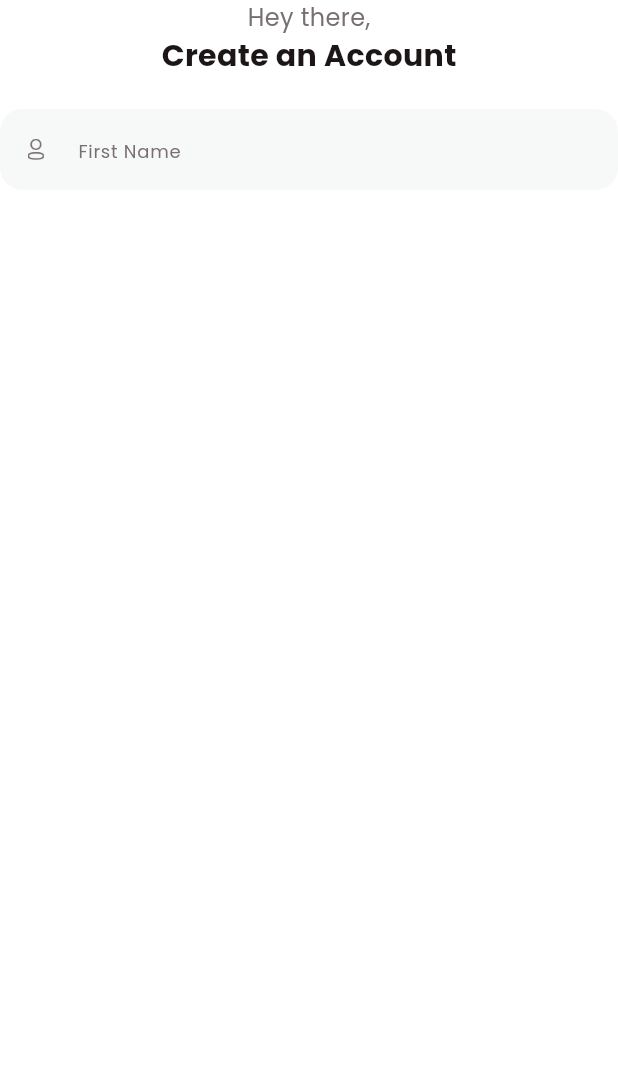
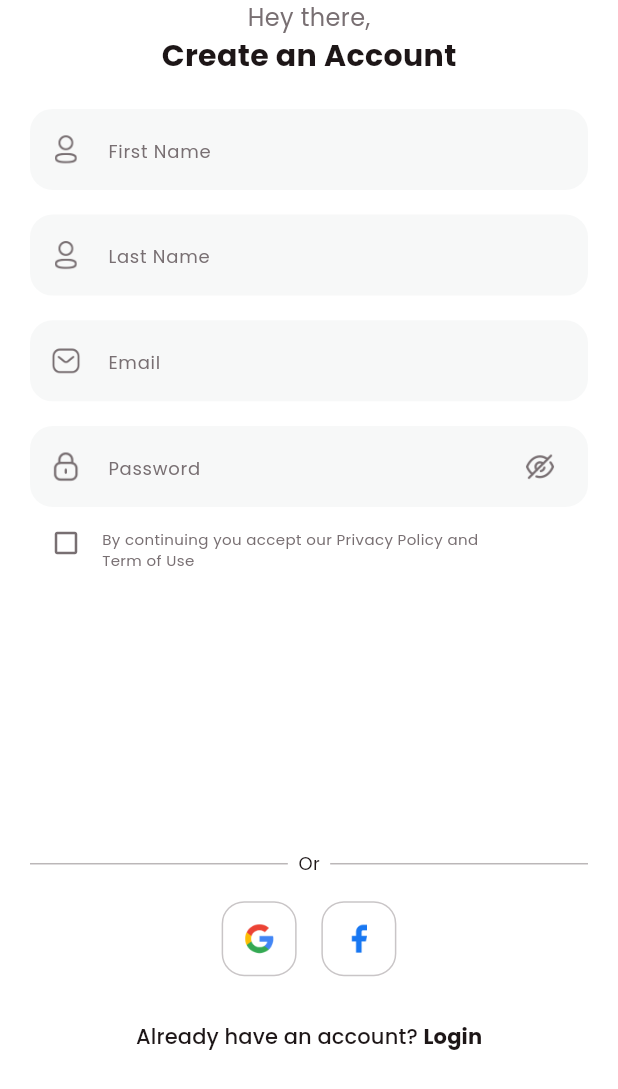
Before and after one commit to Aplikasi-Fitness/Proyek_3, a Flutter app: the screen it shows after launch, on a phone screen of 412 x 824 dp. Shown: the top 1089 px of the screen. Run offline on Flutter 3.47's test engine with Material 3 defaults, Android fonts, the phone set to English and light mode, and no system bars.

Commit message:
login page

```diff
--- a/fitness/lib/common_widget/round_textfield.dart
+++ b/fitness/lib/common_widget/round_textfield.dart
@@ -1,32 +1,49 @@
 import 'package:fitness/common/colo_extension.dart';
 import 'package:flutter/material.dart';
 
-class RoundTextfield extends StatelessWidget {
+class RoundTextField extends StatelessWidget {
   final TextEditingController? controller;
+  final TextInputType? keyboardType;
   final String hitText;
   final String icon;
-  const RoundTextfield({super.key, required this.hitText, required this.icon, this.controller});
+  final Widget? rigtIcon;
+  final bool obscureText;
+  final EdgeInsets? margin;
+  const RoundTextField(
+      {super.key,
+      required this.hitText,
+      required this.icon,
+      this.controller,
+      this.margin,
+      this.keyboardType,
+      this.obscureText = false,
+      this.rigtIcon});
 
   @override
   Widget build(BuildContext context) {
     return Container(
+      margin: margin,
       decoration: BoxDecoration(
-                    color: TColor.LightGray,
-                    borderRadius: BorderRadius.circular(15)),
+          color: TColor.LightGray, borderRadius: BorderRadius.circular(15)),
       child: TextField(
+        controller: controller,
+        keyboardType: keyboardType,
+        obscureText: obscureText,
         decoration: InputDecoration(
-                      contentPadding: const EdgeInsets.symmetric(
-                          vertical: 15, horizontal: 15),
+            contentPadding:
+                const EdgeInsets.symmetric(vertical: 15, horizontal: 15),
             enabledBorder: InputBorder.none,
             focusedBorder: InputBorder.none,
-                      hintText: "First Name",
+            hintText: hitText,
+            suffixIcon: rigtIcon,
             prefixIcon: Container(
                 alignment: Alignment.center,
-                        width: 15, height: 15,
+                width: 20,
+                height: 20,
                 child: Image.asset(
-                        "assets/img/user_text.png",
-                        width: 15,
-                        height: 15,
+                  icon,
+                  width: 20,
+                  height: 20,
                   fit: BoxFit.contain,
                   color: TColor.gray,
                 )),
--- a/fitness/lib/main.dart
+++ b/fitness/lib/main.dart
@@ -18,7 +18,7 @@ class MyApp extends StatelessWidget {
         primaryColor: TColor.primaryColor1,
         fontFamily: "Poppins"
       ),
-      home: const SignupView(),
+      home: const SignUpView(),
     );
   }
 }
--- a/fitness/lib/view/login/signup_view.dart
+++ b/fitness/lib/view/login/signup_view.dart
@@ -1,14 +1,16 @@
 import 'package:fitness/common/colo_extension.dart';
+import 'package:fitness/common_widget/round_textField.dart';
 import 'package:flutter/material.dart';
 
-class SignupView extends StatefulWidget {
-  const SignupView({super.key});
+class SignUpView extends StatefulWidget {
+  const SignUpView({super.key});
 
   @override
-  State<SignupView> createState() => _SignupViewState();
+  State<SignUpView> createState() => _SignUpViewState();
 }
 
-class _SignupViewState extends State<SignupView> {
+class _SignUpViewState extends State<SignUpView> {
+  bool isCheck = false;
   @override
   Widget build(BuildContext context) {
     var media = MediaQuery.of(context).size;
@@ -16,6 +18,8 @@ class _SignupViewState extends State<SignupView> {
       backgroundColor: TColor.white,
       body: SingleChildScrollView(
         child: SafeArea(
+          child: Padding(
+            padding: const EdgeInsets.symmetric(horizontal: 20),
             child: Column(
               crossAxisAlignment: CrossAxisAlignment.center,
               children: [
@@ -33,31 +37,186 @@ class _SignupViewState extends State<SignupView> {
                 SizedBox(
                   height: media.width * 0.05,
                 ),
-              Container(
-                decoration: BoxDecoration(
-                    color: TColor.LightGray,
-                    borderRadius: BorderRadius.circular(15)),
-                child: TextField(
-                  decoration: InputDecoration(
-                      contentPadding: const EdgeInsets.symmetric(
-                          vertical: 15, horizontal: 15),
-                      enabledBorder: InputBorder.none,
-                      focusedBorder: InputBorder.none,
-                      hintText: "First Name",
-                      prefixIcon: Container(
+                const RoundTextField(
+                  hitText: "First Name",
+                  icon: "assets/img/user_text.png",
+                ),
+                SizedBox(
+                  height: media.width * 0.04,
+                ),
+                const RoundTextField(
+                  hitText: "Last Name",
+                  icon: "assets/img/user_text.png",
+                ),
+                SizedBox(
+                  height: media.width * 0.04,
+                ),
+                const RoundTextField(
+                  hitText: "Email",
+                  icon: "assets/img/email.png",
+                  keyboardType: TextInputType.emailAddress,
+                ),
+                SizedBox(
+                  height: media.width * 0.04,
+                ),
+                RoundTextField(
+                  hitText: "Password",
+                  icon: "assets/img/lock.png",
+                  obscureText: true,
+                  rigtIcon: TextButton(
+                      onPressed: () {},
+                      child: Container(
                           alignment: Alignment.center,
-                        width: 15, height: 15,
+                          width: 20,
+                          height: 20,
                           child: Image.asset(
-                        "assets/img/user_text.png",
-                        width: 15,
-                        height: 15,
+                            "assets/img/show_password.png",
+                            width: 20,
+                            height: 20,
                             fit: BoxFit.contain,
                             color: TColor.gray,
+                          ))),
+                ),
+                Row(
+                  // crossAxisAlignment: CrossAxisAlignment.,
+                  children: [
+                    IconButton(
+                      onPressed: () {
+                        setState(() {
+                          isCheck = !isCheck;
+                        });
+                      },
+                      icon: Icon(
+                        isCheck
+                            ? Icons.check_box_outlined
+                            : Icons.check_box_outline_blank_outlined,
+                        color: TColor.gray,
+                        size: 20,
+                      ),
+                    ),
+                    Padding(
+                      padding: const EdgeInsets.only(top: 8),
+                      child:  Text(
+                          "By continuing you accept our Privacy Policy and\nTerm of Use",
+                          style: TextStyle(color: TColor.gray, fontSize: 10),
+                        ),
+
+                    )
+                  ],
+                ),
+                SizedBox(
+                  height: media.width * 0.4,
+                ),
+
+                SizedBox(
+                  height: media.width * 0.04,
+                ),
+                Row(
+                  // crossAxisAlignment: CrossAxisAlignment.,
+                  children: [
+                    Expanded(
+                        child: Container(
+                      height: 1,
+                      color: TColor.gray.withOpacity(0.5),
                     )),
-                      hintStyle: TextStyle(color: TColor.gray, fontSize: 12)),
+                    Text(
+                      "  Or  ",
+                      style: TextStyle(color: TColor.black, fontSize: 12),
+                    ),
+                    Expanded(
+                        child: Container(
+                      height: 1,
+                      color: TColor.gray.withOpacity(0.5),
+                    )),
+                  ],
+                ),
+                SizedBox(
+                  height: media.width * 0.04,
+                ),
+                Row(
+                  mainAxisAlignment: MainAxisAlignment.center,
+                  children: [
+                    GestureDetector(
+                      onTap: () {},
+                      child: Container(
+                        width: 50,
+                        height: 50,
+                        alignment: Alignment.center,
+                        decoration: BoxDecoration(
+                          color: TColor.white,
+                          border: Border.all(
+                            width: 1,
+                            color: TColor.gray.withOpacity(0.4),
+                          ),
+                          borderRadius: BorderRadius.circular(15),
+                        ),
+                        child: Image.asset(
+                          "assets/img/google.png",
+                          width: 20,
+                          height: 20,
+                        ),
+                      ),
+                    ),
+
+                     SizedBox(
+                      width: media.width * 0.04,
+                    ),
+
+                    GestureDetector(
+                      onTap: () {},
+                      child: Container(
+                        width: 50,
+                        height: 50,
+                        alignment: Alignment.center,
+                        decoration: BoxDecoration(
+                          color: TColor.white,
+                          border: Border.all(
+                            width: 1,
+                            color: TColor.gray.withOpacity(0.4),
+                          ),
+                          borderRadius: BorderRadius.circular(15),
+                        ),
+                        child: Image.asset(
+                          "assets/img/facebook.png",
+                          width: 20,
+                          height: 20,
+                        ),
                       ),
                     )
                   ],
+                ),
+                SizedBox(
+                  height: media.width * 0.04,
+                ),
+                TextButton(
+                  onPressed: () {
+
+                  },
+                  child: Row(
+                    mainAxisSize: MainAxisSize.min,
+                    children: [
+                      Text(
+                        "Already have an account? ",
+                        style: TextStyle(
+                          color: TColor.black,
+                          fontSize: 14,
+                        ),
+                      ),
+                      Text(
+                        "Login",
+                        style: TextStyle(
+                            color: TColor.black,
+                            fontSize: 14,
+                            fontWeight: FontWeight.w700),
+                      )
+                    ],
+                  ),
+                ),
+                SizedBox(
+                  height: media.width * 0.04,
+                ),
+              ],
+            ),
           ),
         ),
       ),
--- a/fitness/lib/view/on_boarding/on_boarding_view.dart
+++ b/fitness/lib/view/on_boarding/on_boarding_view.dart
@@ -107,7 +107,7 @@ class _OnBoardingViewState extends State<OnBoardingView> {
                         setState(() {});
                       } else {
                         print("Open Welcome Screen");
-                        Navigator.push(context, MaterialPageRoute(builder: (context) => const SignupView()));
+                        Navigator.push(context, MaterialPageRoute(builder: (context) => const SignUpView()));
                       }
                     },
                   ),
```
Lines whose indentation alone changed are shown as unchanged.
